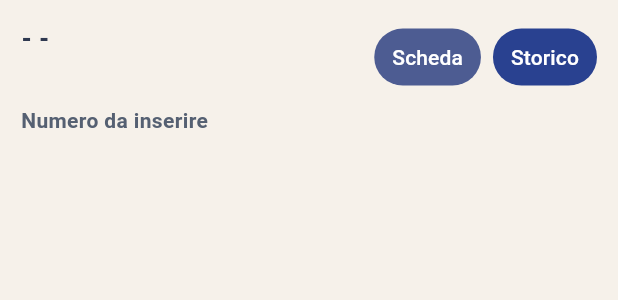
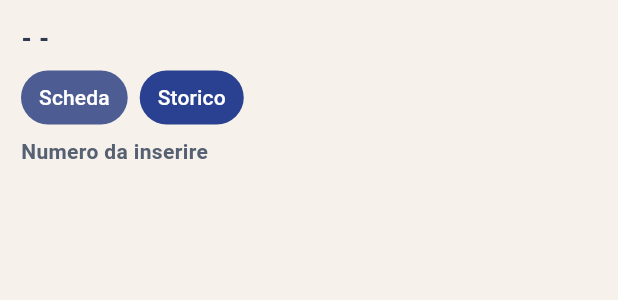
Before and after one commit to luigip11/hairstylr, a Flutter app: the _CustomerCompactCard widget shown alone on an empty page, opened directly with empty values, on a phone screen of 412 x 824 dp. Shown: the top 300 px of the screen. Run offline on Flutter 3.47's test engine with Material 3 defaults, Android fonts, the phone set to English and light mode, and no system bars; our stand-ins replace cloud_firestore, firebase_auth, firebase_core, get, web; accounts and stored records are empty.

Commit message:
Fxed name style of clients on mobile view

```diff
--- a/lib/features/admin/widgets/admin_customers_panel.dart
+++ b/lib/features/admin/widgets/admin_customers_panel.dart
@@ -482,19 +482,20 @@ class _CustomerCompactCard extends StatelessWidget {
       child: Column(
         crossAxisAlignment: CrossAxisAlignment.start,
         children: [
+          Text(
+            '$firstName $lastName',
+            maxLines: 1,
+            overflow: TextOverflow.ellipsis,
+            style: const TextStyle(
+              color: AppColors.textSlate,
+              fontSize: 16,
+              fontWeight: FontWeight.w800,
+            ),
+          ),
+          const SizedBox(height: 10),
           Row(
-            crossAxisAlignment: CrossAxisAlignment.start,
+            mainAxisSize: MainAxisSize.min,
             children: [
-              Expanded(
-                child: Text(
-                  '$firstName $lastName',
-                  style: const TextStyle(
-                    color: AppColors.textSlate,
-                    fontSize: 16,
-                    fontWeight: FontWeight.w800,
-                  ),
-                ),
-              ),
               FilledButton(
                 onPressed: () => showDialog<void>(
                   context: context,
@@ -502,7 +503,8 @@ class _CustomerCompactCard extends StatelessWidget {
                 ),
                 style: FilledButton.styleFrom(
                   padding: const EdgeInsets.symmetric(horizontal: 12),
-                  minimumSize: const Size(0, 38),
+                  minimumSize: const Size(0, 36),
+                  tapTargetSize: MaterialTapTargetSize.shrinkWrap,
                 ),
                 child: const Text('Scheda'),
               ),
@@ -517,7 +519,8 @@ class _CustomerCompactCard extends StatelessWidget {
                   backgroundColor: AppColors.bookingDeepBlue,
                   foregroundColor: Colors.white,
                   padding: const EdgeInsets.symmetric(horizontal: 12),
-                  minimumSize: const Size(0, 38),
+                  minimumSize: const Size(0, 36),
+                  tapTargetSize: MaterialTapTargetSize.shrinkWrap,
                 ),
                 child: const Text('Storico'),
               ),
```
